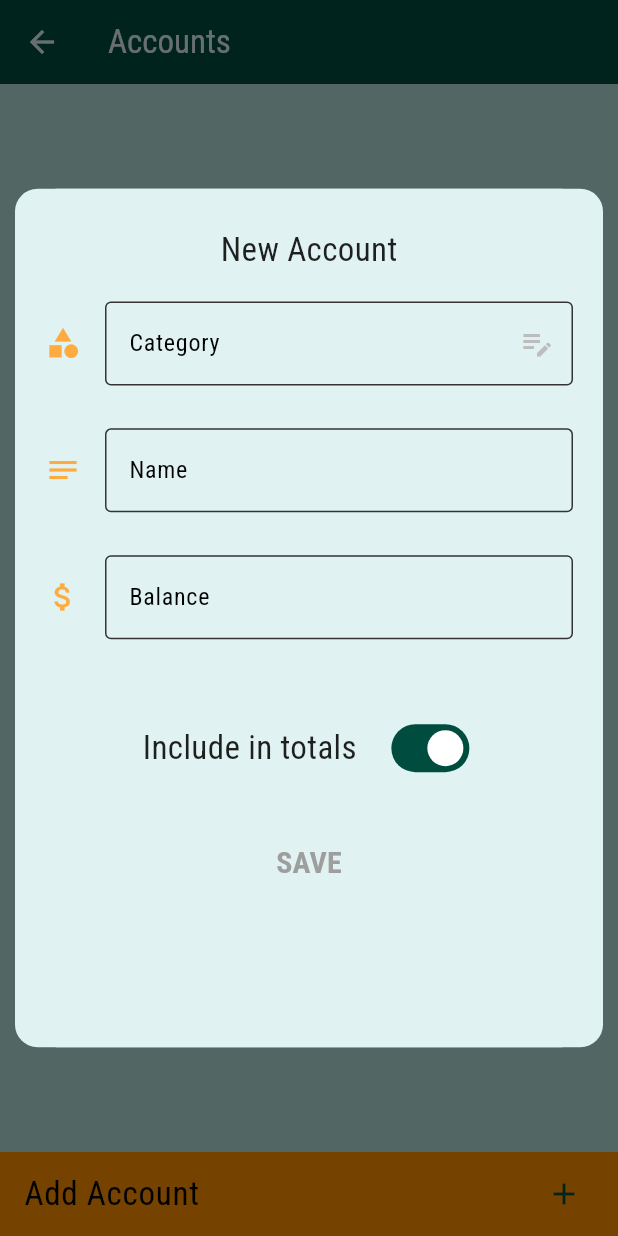
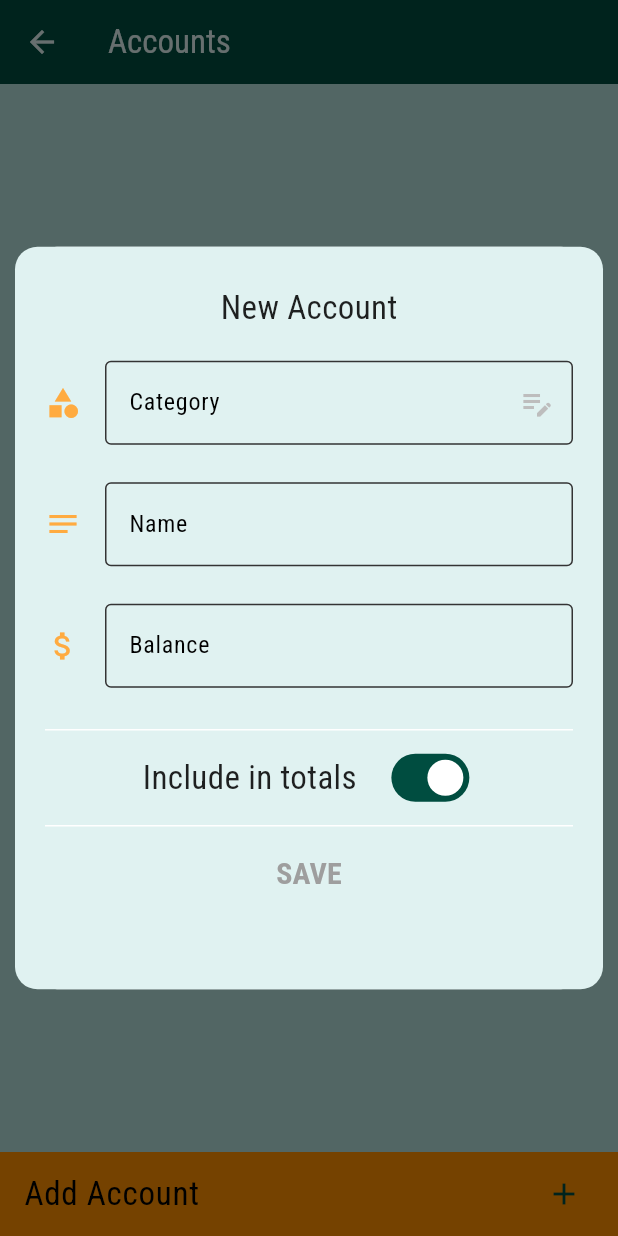
Before and after one commit to mrlanu/budget-app, a Flutter app: the AccountsListView screen opened directly, after a tap on "Add Account", on a phone screen of 412 x 824 dp. Run offline on Flutter 3.47's test engine with Material 2 defaults, Android fonts, the phone set to English and light mode, and no system bars; our stand-ins replace adaptive_breakpoints, bloc, bloc_concurrency, carousel_slider, equatable, firebase_auth and 9 more; accounts and stored records are empty; network calls fail.

```diff
--- a/lib/account_edit/view/account_edit_form.dart
+++ b/lib/account_edit/view/account_edit_form.dart
@@ -6,7 +6,6 @@ import 'package:budget_app/account_edit/view/widgets/name_input_field.dart';
 import 'package:budget_app/colors.dart';
 import 'package:flutter/material.dart';
 import 'package:flutter_bloc/flutter_bloc.dart';
-import 'package:flutter_screenutil/flutter_screenutil.dart';
 import 'package:formz/formz.dart';
 
 class AccountEditDialog extends StatelessWidget {
@@ -25,7 +24,7 @@ class AccountEditDialog extends StatelessWidget {
                         alignment: Alignment.center,
                         children: <Widget>[
                           Container(
-                            height: 1500.h,
+                            height: 495,
                             width: double.infinity,
                             decoration: BoxDecoration(
                               borderRadius: BorderRadius.circular(15),
@@ -43,24 +42,20 @@ class AccountEditDialog extends StatelessWidget {
                                           ?.fontSize),
                                 ),
                                 SizedBox(
-                                  height: 50.h,
+                                  height: 20,
                                 ),
                                 CategoryInputField(),
                                 SizedBox(
-                                  height: 75.h,
+                                  height: 25,
                                 ),
                                 NameInputField(),
                                 SizedBox(
-                                  height: 75.h,
+                                  height: 25,
                                 ),
                                 BalanceInputField(),
-                                SizedBox(
-                                  height: 75.h,
-                                ),
+                                Divider(),
                                 IncludeSwitch(),
-                                SizedBox(
-                                  height: 75.h,
-                                ),
+                                Divider(),
                                 _SubmitButton(),
                               ],
                             ),
--- a/lib/categories/cubit/categories_cubit.dart
+++ b/lib/categories/cubit/categories_cubit.dart
@@ -1,7 +1,6 @@
 import 'dart:async';
 
 import 'package:bloc/bloc.dart';
-import 'package:budget_app/colors.dart';
 import 'package:budget_app/constants/api.dart';
 import 'package:budget_app/transactions/models/transaction_type.dart';
 import 'package:equatable/equatable.dart';
--- a/lib/categories/view/categories_page.dart
+++ b/lib/categories/view/categories_page.dart
@@ -5,7 +5,6 @@ import 'package:budget_app/colors.dart';
 import 'package:budget_app/transactions/models/transaction_type.dart';
 import 'package:flutter/material.dart';
 import 'package:flutter_bloc/flutter_bloc.dart';
-import 'package:flutter_screenutil/flutter_screenutil.dart';
 import 'package:font_awesome_flutter/font_awesome_flutter.dart';
 
 import '../../constants/constants.dart';
@@ -59,7 +58,7 @@ class CategoriesView extends StatelessWidget {
           body: Column(
             children: [
               SizedBox(
-                height: 50.h,
+                height: 10,
               ),
               Expanded(
                 child: ListView.builder(
--- a/lib/home/cubit/home_cubit.dart
+++ b/lib/home/cubit/home_cubit.dart
@@ -122,7 +122,7 @@ class HomeCubit extends Cubit<HomeState> {
     var summaries = await _getSummariesByCategory(
         transactions: state.transactions, categories: categories);
     emit(state.copyWith(
-      summaryList: summaries,
+      summaryList: summaries, categories: categories
     ));
   }
 
```
Also changed, not shown: lib/accounts_list/view/accounts_list_page.dart (+19 -3 lines), lib/home/view/widgets/accounts_summaries.dart (+14 -3 lines).
